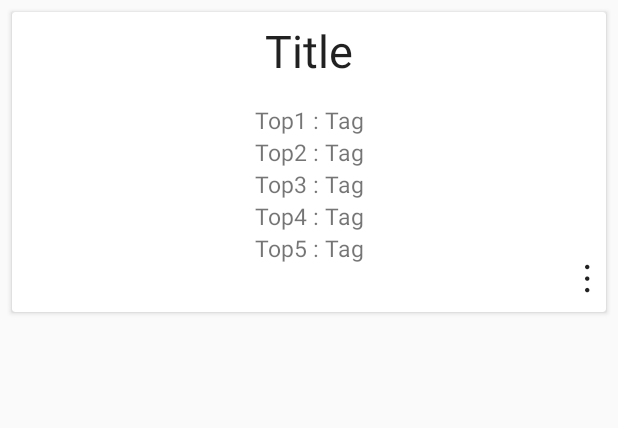
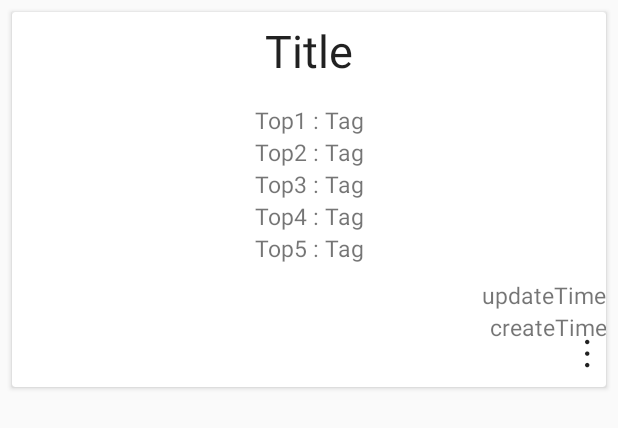
Before and after one commit to honghoker/LastLegendStart, an Android app: the layout ksh_allsee_item.xml on its own in the app's theme, with its tools: preview values and no code run, on a phone screen of 412 x 824 dp. Shown: the top 428 px of the screen. Run offline under Robolectric (Android 15) with nearby library versions, the phone set to English and light mode, and no system bars.

Commit message:
20200729_sunghun

```diff
--- a/HEP/app/src/main/java/com/example/locationsave/HEP/KSH/KSH_FireBase.java
+++ b/HEP/app/src/main/java/com/example/locationsave/HEP/KSH/KSH_FireBase.java
@@ -7,10 +7,12 @@ public class KSH_FireBase {
     private static KSH_FireBase instance;
     private FirebaseDatabase firebaseDatabase;
     public DatabaseReference databaseReference;
+    public DatabaseReference TagdatabaseReference;
 
     private KSH_FireBase(){
         firebaseDatabase = FirebaseDatabase.getInstance();  // firebase db 연동
-        databaseReference = firebaseDatabase.getReference().child("Test");  // db table 연결
+        databaseReference = firebaseDatabase.getReference().child("directory");  // db table 연결
+        TagdatabaseReference = firebaseDatabase.getReference().child("tag");
     }
 //
 //    private static class DbHolder{
--- a/HEP/app/src/main/res/layout/ksh_allsee_item.xml
+++ b/HEP/app/src/main/res/layout/ksh_allsee_item.xml
@@ -9,7 +9,7 @@
 
     <RelativeLayout
         android:layout_width="wrap_content"
-        android:layout_height="200dp">
+        android:layout_height="250dp">
 
         <TextView
             android:id="@+id/allsee_ViewOptions"
@@ -45,7 +45,7 @@
             android:layout_height="wrap_content"
             android:layout_below="@id/allsee_text_view_title"
             android:columnCount="1"
-            android:rowCount="5"
+            android:rowCount="7"
             android:orientation="horizontal"
             android:layout_marginTop="10dp"
             >
@@ -57,6 +57,7 @@
                 android:gravity="center"
                 android:text="Top1 : Tag"
                 android:textSize="15dp"
+                android:id="@+id/allsee_tag1"
                 />
 
             <TextView
@@ -65,7 +66,8 @@
                 android:layout_columnWeight="1"
                 android:gravity="center"
                 android:text="Top2 : Tag"
-                android:textSize="15dp" />
+                android:textSize="15dp"
+                android:id="@+id/allsee_tag2"/>
 
             <TextView
                 android:layout_width="wrap_content"
@@ -73,7 +75,8 @@
                 android:layout_columnWeight="1"
                 android:gravity="center"
                 android:text="Top3 : Tag"
-                android:textSize="15dp" />
+                android:textSize="15dp"
+                android:id="@+id/allsee_tag3"/>
 
             <TextView
                 android:layout_width="wrap_content"
@@ -81,7 +84,8 @@
                 android:layout_columnWeight="1"
                 android:gravity="center"
                 android:text="Top4 : Tag"
-                android:textSize="15dp" />
+                android:textSize="15dp"
+                android:id="@+id/allsee_tag4"/>
 
             <TextView
                 android:layout_width="wrap_content"
@@ -89,7 +93,27 @@
                 android:layout_columnWeight="1"
                 android:gravity="center"
                 android:text="Top5 : Tag"
-                android:textSize="15dp" />
+                android:textSize="15dp"
+                android:id="@+id/allsee_tag5"/>
+
+            <TextView
+                android:layout_marginTop="10dp"
+                android:layout_width="wrap_content"
+                android:layout_height="wrap_content"
+                android:layout_columnWeight="1"
+                android:gravity="right"
+                android:text="updateTime"
+                android:textSize="15dp"
+                android:id="@+id/allsee_updateTime"/>
+
+            <TextView
+                android:layout_width="wrap_content"
+                android:layout_height="wrap_content"
+                android:layout_columnWeight="1"
+                android:gravity="right"
+                android:text="createTime"
+                android:textSize="15dp"
+                android:id="@+id/allsee_createTime"/>
 
         </GridLayout>
     </RelativeLayout>
```
Also changed, not shown: HEP/app/src/main/java/com/example/locationsave/HEP/KMS_MainActivity.java (+9 -7 lines), HEP/app/src/main/java/com/example/locationsave/HEP/KSH/KSH_AllSeeActivity.java (+23 -0 lines), HEP/app/src/main/java/com/example/locationsave/HEP/KSH/KSH_AllSeeAdapter.java (+13 -5 lines), HEP/app/src/main/java/com/example/locationsave/HEP/KSH/KSH_DirectoryEntity.java (+46 -6 lines), HEP/app/src/main/java/com/example/locationsave/HEP/KSH/KSH_RecyAdapter.java (+18 -23 lines), HEP/app/src/main/java/com/example/locationsave/HEP/KSH/KSH_RecyclerviewAdapter.java (added, +74 -0 lines), HEP/app/src/main/res/layout/ksh_recyclerview_item.xml (+9 -0 lines).
